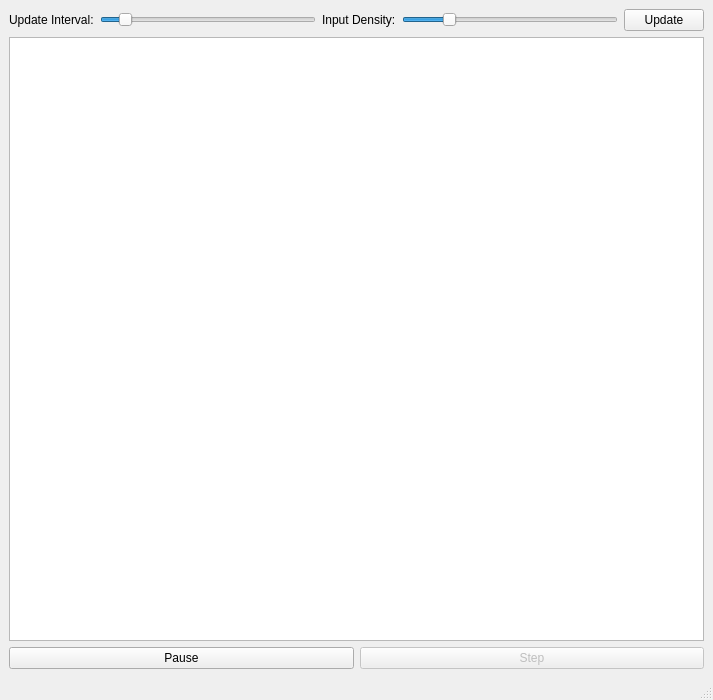
Before: the Qt Designer form mainwindow.ui in dutchgold92/TrafficSim, drawn with Qt 5.
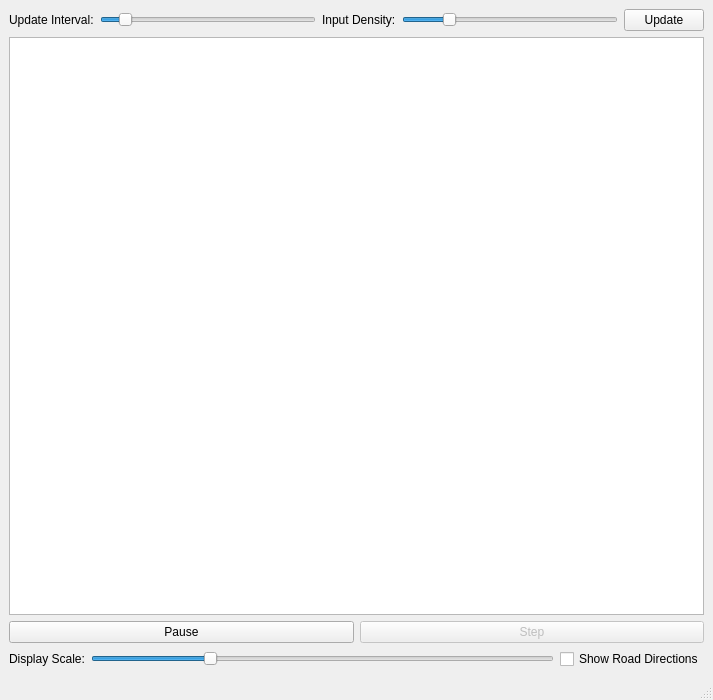
After: the same form once the commit is applied.

Commit message: Display scaling & option to enable/disable road direction indicators

```diff
--- a/mainwindow.ui
+++ b/mainwindow.ui
@@ -132,6 +132,40 @@
       </item>
      </layout>
     </item>
+    <item>
+     <layout class="QHBoxLayout" name="horizontalLayout_3">
+      <item>
+       <widget class="QLabel" name="displayScaleLabel">
+        <property name="text">
+         <string>Display Scale:</string>
+        </property>
+       </widget>
+      </item>
+      <item>
+       <widget class="QSlider" name="displayScaleInput">
+        <property name="minimum">
+         <number>5</number>
+        </property>
+        <property name="maximum">
+         <number>25</number>
+        </property>
+        <property name="value">
+         <number>10</number>
+        </property>
+        <property name="orientation">
+         <enum>Qt::Horizontal</enum>
+        </property>
+       </widget>
+      </item>
+      <item>
+       <widget class="QCheckBox" name="showRoadDirectionsInput">
+        <property name="text">
+         <string>Show Road Directions</string>
+        </property>
+       </widget>
+      </item>
+     </layout>
+    </item>
    </layout>
   </widget>
   <widget class="QMenuBar" name="menubar">
```
The commit also changes 2 other files.
